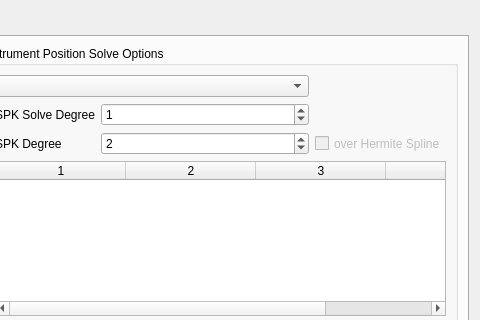
This is isis/src/qisis/objs/JigsawSetupDialog/JigsawSetupDialog.ui in DOI-USGS/ISIS3 as Qt 5 draws it before an edit; both pictures show x 520 to 1000 and y 0 to 320 of the 1000 by 700 pixel window. The edited form follows.
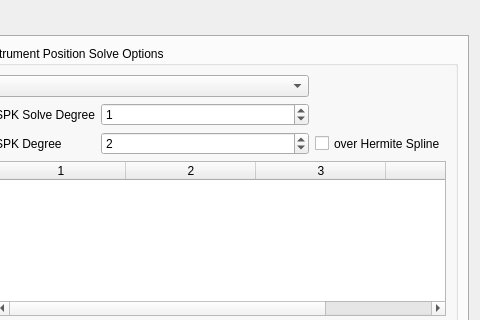
This is the edited form. Icons and pictures are not drawn.

Commit message: hermite spline checkbox enabled

```diff
--- a/isis/src/qisis/objs/JigsawSetupDialog/JigsawSetupDialog.ui
+++ b/isis/src/qisis/objs/JigsawSetupDialog/JigsawSetupDialog.ui
@@ -1204,7 +1204,7 @@
               <item row="2" column="2">
                <widget class="QCheckBox" name="hermiteSplineCheckBox">
                 <property name="enabled">
-                 <bool>false</bool>
+                 <bool>true</bool>
                 </property>
                 <property name="sizePolicy">
                  <sizepolicy hsizetype="Preferred" vsizetype="Preferred">
```
The commit also changes 1 other file.
